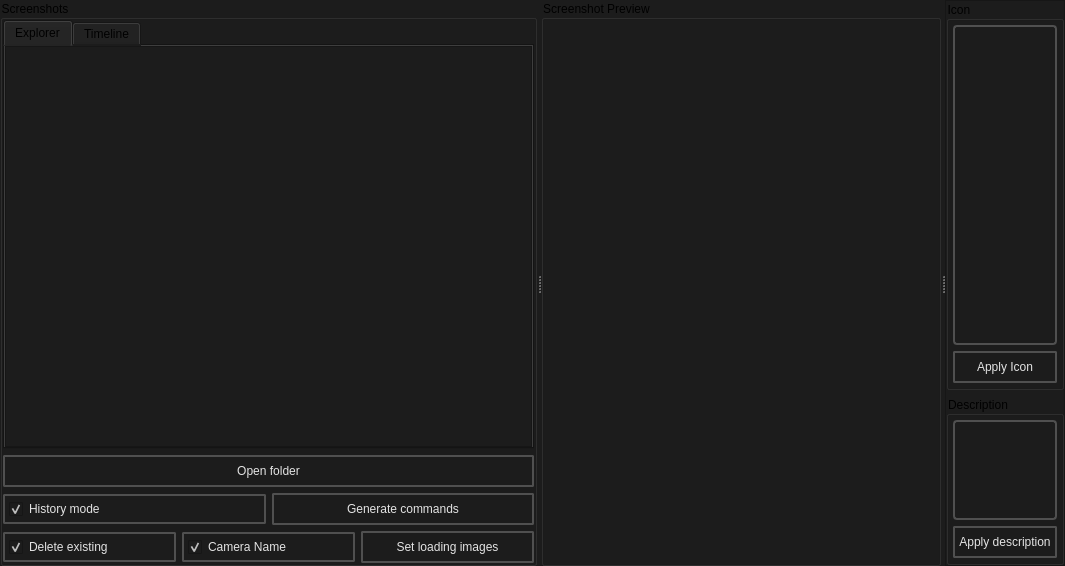
Qt form src/editors/loading_editor/main.ui (dertwist/Hammer5Tools) before a commit.
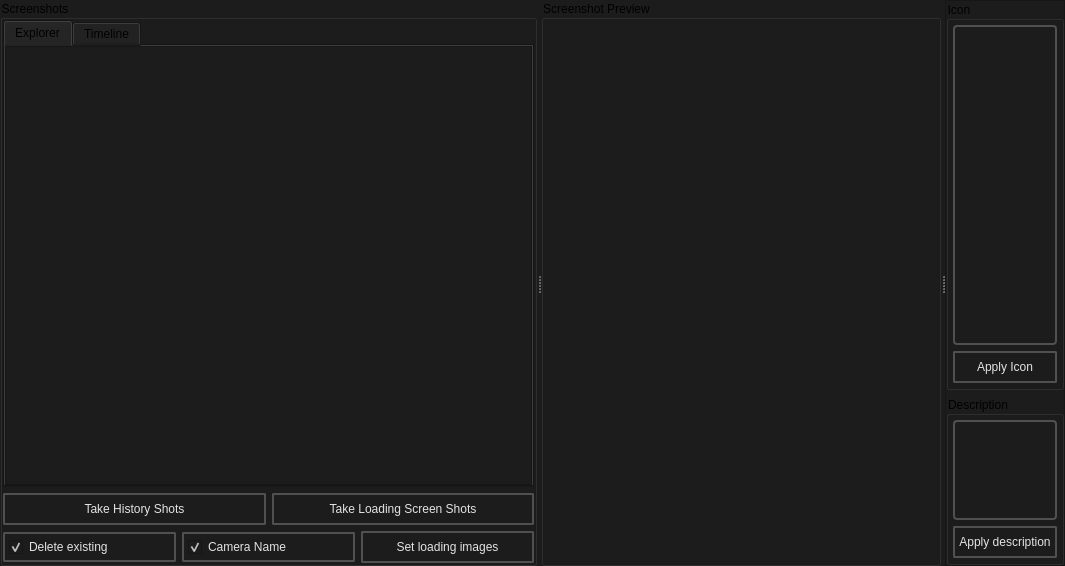
The same form after that commit. Icons and pictures are not drawn.

Commit message: feat: integrate CS2 netconsole for command execution and screenshot handling

Diff of the .ui file:
```diff
--- a/src/editors/loading_editor/main.ui
+++ b/src/editors/loading_editor/main.ui
@@ -279,10 +279,9 @@
           </widget>
          </widget>
         </item>
-        <item>
-         <layout class="QHBoxLayout" name="horizontalLayout_3">
+        <item><layout class="QHBoxLayout" name="horizontalLayout_4">
           <item>
-           <widget class="QPushButton" name="open_folder_button">
+           <widget class="QPushButton" name="take_history_shots">
             <property name="minimumSize">
              <size>
               <width>0</width>
@@ -332,57 +331,7 @@
     }</string>
             </property>
             <property name="text">
-             <string>Open folder</string>
-            </property>
-            <property name="icon">
-             <iconset resource="../../resources.qrc">
-              <normaloff>:/icons/folder_open.svg</normaloff>:/icons/folder_open.svg</iconset>
-            </property>
-            <property name="iconSize">
-             <size>
-              <width>20</width>
-              <height>20</height>
-             </size>
-            </property>
-           </widget>
-          </item>
-         </layout>
-        </item>
-        <item>
-         <layout class="QHBoxLayout" name="horizontalLayout_4">
-          <item>
-           <widget class="QCheckBox" name="history_mode">
-            <property name="toolTip">
-             <string>&lt;html&gt;&lt;head/&gt;&lt;body&gt;&lt;p&gt;&lt;br/&gt;&lt;/p&gt;&lt;/body&gt;&lt;/html&gt;</string>
-            </property>
-            <property name="styleSheet">
-             <string notr="true">
-    /* QPushButton default and hover styles */
-    QCheckBox {
-
-        font: 580 10pt &quot;Segoe UI&quot;;
-
-        border: 2px solid black;
-        border-radius: 2px;
-        border-color: rgba(80, 80, 80, 255);
-        height:22px;
-        padding-top: 2px;
-        padding-bottom:2px;
-        padding-left: 4px;
-        padding-right: 4px;
-        color: #E3E3E3;
-        background-color: #1C1C1C;
-    }
-    QCheckBox:hover {
-        background-color: #414956;
-        color: white;
-    }
-    QCheckBox:pressed {
-
-    }</string>
-            </property>
-            <property name="text">
-             <string>History mode</string>
+             <string>Take History Shots</string>
             </property>
             <property name="icon">
              <iconset resource="../../resources.qrc">
@@ -394,9 +343,6 @@
               <height>20</height>
              </size>
             </property>
-            <property name="checked">
-             <bool>true</bool>
-            </property>
            </widget>
           </item>
           <item>
@@ -451,7 +397,7 @@
     }</string>
             </property>
             <property name="text">
-             <string>Generate commands</string>
+             <string>Take Loading Screen Shots</string>
             </property>
             <property name="icon">
              <iconset resource="../../resources.qrc">
```
Left out of the diff: 23 changed lines with no effect on the pictures. The commit also changes 6 other files.
